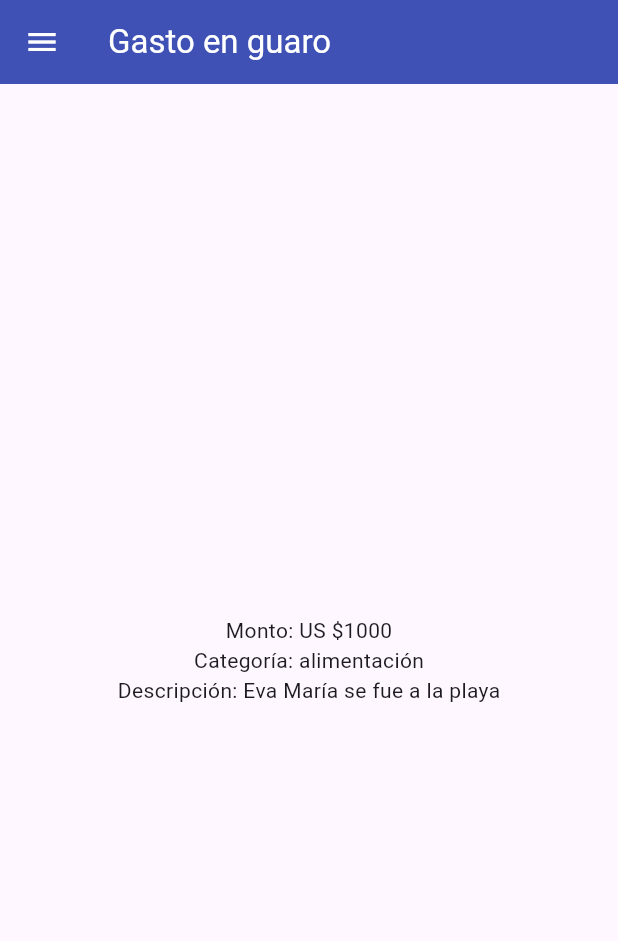
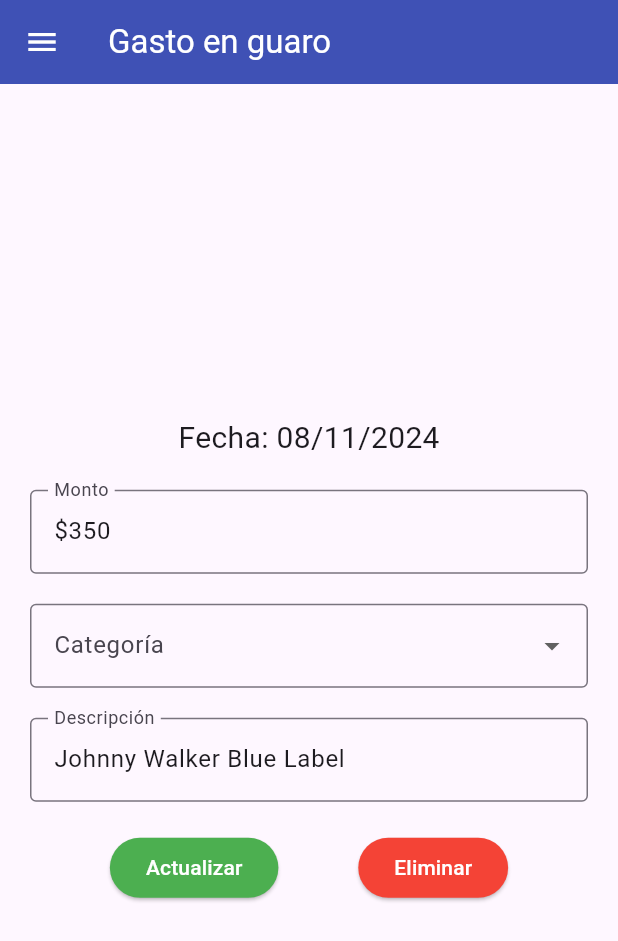
Before and after one commit to alexus21/laboratorio_3, a Flutter app: the Viewexpenditure screen opened directly, on a phone screen of 412 x 824 dp. Shown: the top 941 px of the screen. Run offline on Flutter 3.47's test engine with Material 3 defaults, Android fonts, the phone set to English and light mode, and no system bars; our stand-ins replace toastification.

Commit message:
vistas para editar y elimnar

```diff
--- a/lib/presentation/screens/MainScreen.dart
+++ b/lib/presentation/screens/MainScreen.dart
@@ -75,8 +75,18 @@ class _MainscreenState extends State<Mainscreen> {
   }
 
   Widget showCategoriesFilter(String value) {
-    final List<String> categories = ['Alimentacion', 'Transporte', 'Entretenimiento', 'Vicios'];
-    final List<String> fechas = ['9/11/2001', '25/12/2000', '13/02/2001', '31/12/2001'];
+    final List<String> categories = [
+      'Alimentacion',
+      'Transporte',
+      'Entretenimiento',
+      'Vicios'
+    ];
+    final List<String> fechas = [
+      '9/11/2001',
+      '25/12/2000',
+      '13/02/2001',
+      '31/12/2001'
+    ];
 
     if (value == "Categoria") {
       return Column(
@@ -103,7 +113,9 @@ class _MainscreenState extends State<Mainscreen> {
         ],
       );
     } else {
-      return DropdownButtonFormField<String>(
+      return Column(
+        children: <Widget>[
+          DropdownButtonFormField<String>(
             decoration: const InputDecoration(
               border: OutlineInputBorder(),
               labelText: 'Fecha',
@@ -120,6 +132,9 @@ class _MainscreenState extends State<Mainscreen> {
                 // Handle the new value if needed
               });
             },
+          ),
+          const SizedBox(height: 20),
+        ],
       );
     }
   }
--- a/lib/presentation/screens/ViewExpenditure.dart
+++ b/lib/presentation/screens/ViewExpenditure.dart
@@ -1,6 +1,8 @@
 /*Ver gastos*/
 
 import 'package:flutter/material.dart';
+import 'package:intl/intl.dart';
+import 'package:toastification/toastification.dart';
 
 import '../widget/Drawer.dart';
 
@@ -12,6 +14,18 @@ class Viewexpenditure extends StatefulWidget {
 }
 
 class _ViewexpenditureState extends State<Viewexpenditure> {
+  final List<String> _categories = [
+    'Alimentacion',
+    'Transporte',
+    'Entretenimiento',
+    'Vicios'
+  ];
+  String? _selectedCategory;
+  final TextEditingController _amountController =
+      TextEditingController(text: '\$350');
+  TextEditingController _descriptionController =
+      TextEditingController(text: 'Johnny Walker Blue Label');
+
   @override
   Widget build(BuildContext context) {
     return Scaffold(
@@ -21,14 +35,107 @@ class _ViewexpenditureState extends State<Viewexpenditure> {
         foregroundColor: Colors.white,
       ),
       drawer: buildDrawer(context),
-      body: const Center(
-        child: Column(
-          mainAxisAlignment: MainAxisAlignment.center,
-          children: <Widget>[
-            Text('Monto: US \$1000'),
-            Text('Categoría: alimentación'),
-            Text('Descripción: Eva María se fue a la playa'),
-          ],
+      body: Center(
+        child: Padding(
+          padding: const EdgeInsets.all(20),
+          child: Column(
+            mainAxisAlignment: MainAxisAlignment.center,
+            children: <Widget>[
+              Text('Fecha: ${DateFormat('dd/MM/yyyy').format(DateTime.now())}',
+                  style: const TextStyle(fontSize: 20)),
+              Padding(
+                padding: const EdgeInsets.only(top: 20),
+                child: TextField(
+                  controller: _amountController,
+                  keyboardType: TextInputType.number,
+                  decoration: const InputDecoration(
+                    border: OutlineInputBorder(),
+                    labelText: 'Monto',
+                  ),
+                ),
+              ),
+              Padding(
+                padding: const EdgeInsets.only(top: 20),
+                child: DropdownButtonFormField<String>(
+                  decoration: const InputDecoration(
+                    border: OutlineInputBorder(),
+                    labelText: 'Categoría',
+                  ),
+                  value: _selectedCategory,
+                  items: _categories.map((String category) {
+                    return DropdownMenuItem<String>(
+                      value: category,
+                      child: Text(category),
+                    );
+                  }).toList(),
+                  onChanged: (String? newValue) {
+                    setState(() {
+                      _selectedCategory = newValue;
+                    });
+                  },
+                ),
+              ),
+              Padding(
+                padding: const EdgeInsets.only(top: 20),
+                child: TextField(
+                  controller: _descriptionController,
+                  keyboardType: TextInputType.number,
+                  decoration: const InputDecoration(
+                    border: OutlineInputBorder(),
+                    labelText: 'Descripción',
+                  ),
+                ),
+              ),
+              Padding(
+                padding: const EdgeInsets.only(top: 20),
+                child: Row(
+                  mainAxisAlignment: MainAxisAlignment.spaceEvenly,
+                  children: <Widget>[
+                    ElevatedButton(
+                      onPressed: () {
+                        setState(() {
+                          toastification.show(
+                            style: ToastificationStyle.minimal,
+                            primaryColor: Colors.green,
+                            type: ToastificationType.success,
+                            context: context,
+                            title: const Text('Gasto actualizado'),
+                            autoCloseDuration: const Duration(seconds: 3),
+                          );
+                        });
+                      },
+                      style: ElevatedButton.styleFrom(
+                        backgroundColor: Colors.green,
+                        foregroundColor: Colors.white,
+                      ),
+                      child: const Text('Actualizar'),
+                    ),
+                    ElevatedButton(
+                      onPressed: () {
+                        setState(() {
+                          toastification.show(
+                            style: ToastificationStyle.minimal,
+                            primaryColor: Colors.redAccent,
+                            // Use a softer red color
+                            type: ToastificationType.success,
+                            context: context,
+                            title: const Text('Gasto eliminado'),
+                            autoCloseDuration: const Duration(seconds: 3),
+                          );
+                          Navigator.pop(context);
+                        });
+                      },
+                      style: ElevatedButton.styleFrom(
+                        backgroundColor: Colors.red,
+                        foregroundColor: Colors.white,
+                      ),
+                      child: const Text('Eliminar'),
+                    ),
+                  ],
+                ),
+              )
+            ],
+          ),
         ),
       ),
     );
--- a/pubspec.yaml
+++ b/pubspec.yaml
@@ -9,6 +9,8 @@ environment:
 dependencies:
   flutter:
     sdk: flutter
+  intl: ^0.17.0
+  toastification:
 
 dev_dependencies:
   flutter_test:
```
Also changed, not shown: pubspec.lock. Lines whose indentation alone changed are shown as unchanged.
